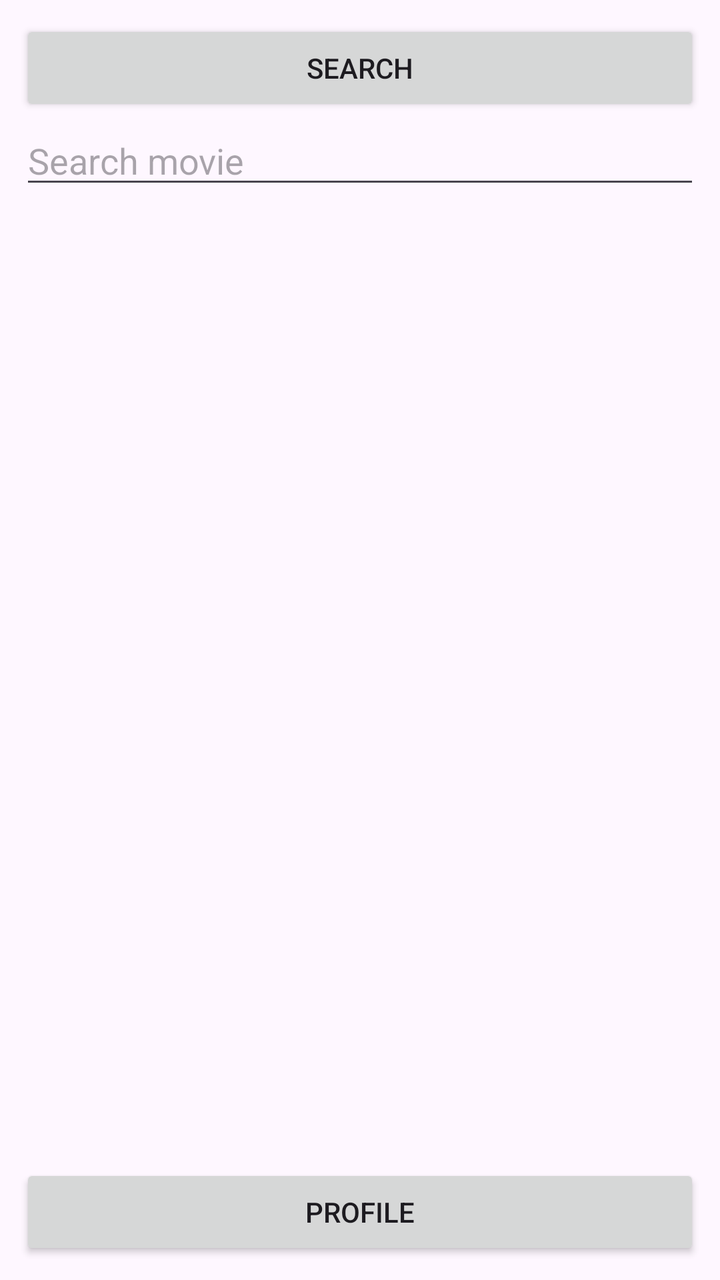
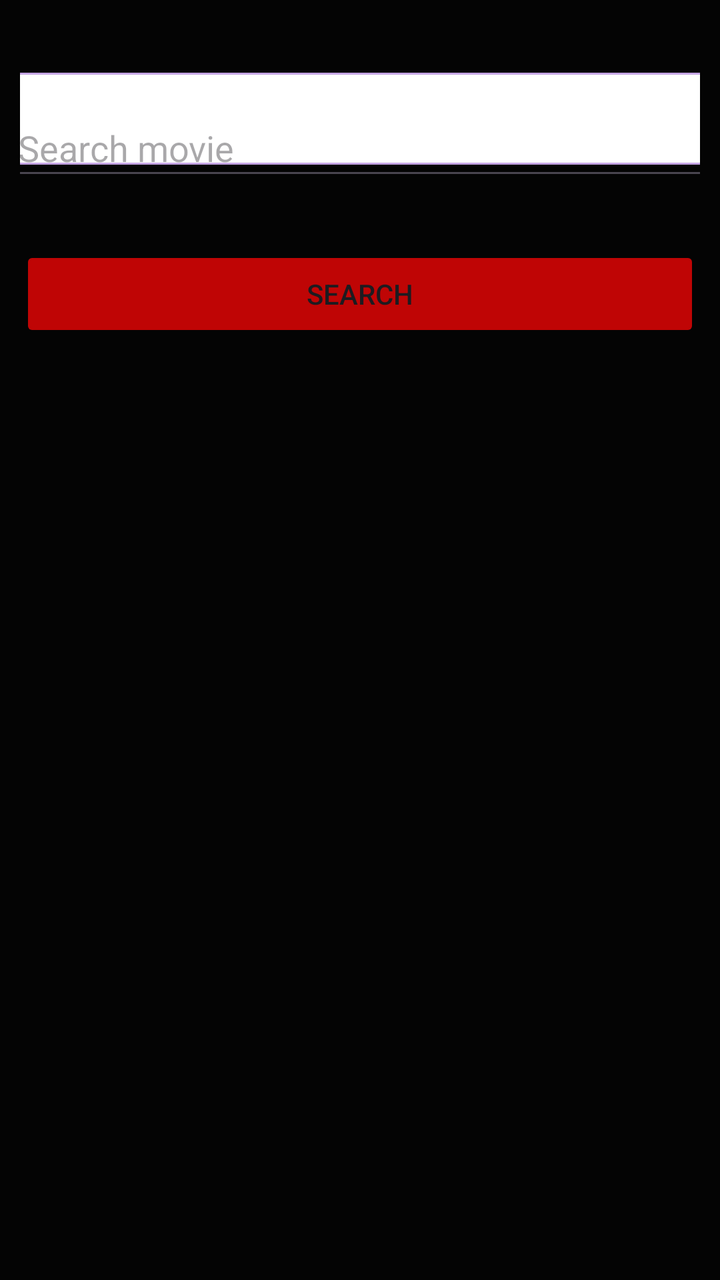

An Android layout rendered at two revisions. The XML below is the earlier revision; the diff shows what the commit changed to produce the second picture.
<!-- AndroidManifest.xml: application theme Theme.Flixgo -->
<!-- res/layout/activity_main.xml -->
<?xml version="1.0" encoding="utf-8"?>
<LinearLayout
    xmlns:android="http://schemas.android.com/apk/res/android"
    xmlns:app="http://schemas.android.com/apk/res-auto"
    android:layout_width="match_parent"
    android:layout_height="match_parent"
    android:orientation="vertical"
    android:padding="10dp">

    <Button
        android:id="@+id/btnSearch"
        android:layout_width="match_parent"
        android:layout_height="wrap_content"
        android:text="Search" />

    <EditText
        android:id="@+id/etSearch"
        android:layout_width="match_parent"
        android:layout_height="wrap_content"
        android:hint="Search movie" />

    <androidx.recyclerview.widget.RecyclerView
        android:id="@+id/recyclerMovies"
        android:layout_width="match_parent"
        android:layout_height="528dp"
        android:layout_weight="1" />

    <Button
        android:id="@+id/btnProfile"
        android:layout_width="match_parent"
        android:layout_height="wrap_content"
        android:text="Profile"/>

</LinearLayout>
<!-- resources referenced by this layout -->
<resources>
  <style name="Theme.Flixgo" parent="Base.Theme.Flixgo" />
  <style name="Base.Theme.Flixgo" parent="Theme.Material3.DayNight.NoActionBar">
          
          
      </style>
</resources>

<!-- the commit's change to res/layout/activity_main.xml (unified diff, before → after) -->
@@ -1,34 +1,58 @@
 <?xml version="1.0" encoding="utf-8"?>
-<LinearLayout
+<androidx.constraintlayout.widget.ConstraintLayout
     xmlns:android="http://schemas.android.com/apk/res/android"
     xmlns:app="http://schemas.android.com/apk/res-auto"
+    xmlns:tools="http://schemas.android.com/tools"
     android:layout_width="match_parent"
     android:layout_height="match_parent"
-    android:orientation="vertical"
+    android:background="#040404"
     android:padding="10dp">
 
     <Button
         android:id="@+id/btnSearch"
-        android:layout_width="match_parent"
+        android:layout_width="0dp"
         android:layout_height="wrap_content"
-        android:text="Search" />
+        android:layout_marginTop="28dp"
+        android:text="Search"
+        app:backgroundTint="#BF0505"
+        app:layout_constraintEnd_toEndOf="parent"
+        app:layout_constraintHorizontal_bias="0.0"
+        app:layout_constraintStart_toStartOf="parent"
+        app:layout_constraintTop_toBottomOf="@id/etSearch" />
+
+    <androidx.recyclerview.widget.RecyclerView
+        android:id="@+id/recyclerMovies"
+        android:layout_width="410dp"
+        android:layout_height="717dp"
+        android:layout_marginStart="12dp"
+        android:layout_marginTop="14dp"
+        app:layout_constraintBottom_toBottomOf="parent"
+        app:layout_constraintEnd_toEndOf="parent"
+        app:layout_constraintHorizontal_bias="0.042"
+        app:layout_constraintStart_toStartOf="parent"
+        app:layout_constraintTop_toBottomOf="@+id/btnSearch"
+        app:layout_constraintVertical_bias="0.061" />
+
+    <ImageView
+        android:id="@+id/imageView4"
+        android:layout_width="410dp"
+        android:layout_height="46dp"
+        app:layout_constraintBottom_toBottomOf="parent"
+        app:layout_constraintEnd_toEndOf="parent"
+        app:layout_constraintStart_toStartOf="parent"
+        app:layout_constraintTop_toTopOf="parent"
+        app:layout_constraintVertical_bias="0.046"
+        app:srcCompat="@drawable/et_rounded_bg" />
 
     <EditText
         android:id="@+id/etSearch"
-        android:layout_width="match_parent"
-        android:layout_height="wrap_content"
-        android:hint="Search movie" />
+        android:layout_width="351dp"
+        android:layout_height="45dp"
+        android:layout_marginTop="40dp"
+        android:hint="Search movie"
+        android:textColor="#020202"
+        app:layout_constraintEnd_toEndOf="parent"
+        app:layout_constraintStart_toStartOf="parent"
+        app:layout_constraintTop_toTopOf="parent" />
 
-    <androidx.recyclerview.widget.RecyclerView
-        android:id="@+id/recyclerMovies"
-        android:layout_width="match_parent"
-        android:layout_height="528dp"
-        android:layout_weight="1" />
-
-    <Button
-        android:id="@+id/btnProfile"
-        android:layout_width="match_parent"
-        android:layout_height="wrap_content"
-        android:text="Profile"/>
-
-</LinearLayout>
+</androidx.constraintlayout.widget.ConstraintLayout>
<!-- resource entries referenced after the edit -->
@@ -1,5 +1,12 @@
 <!-- resources referenced by this layout -->
 <resources>
+  <!-- drawable et_rounded_bg (drawable) -->
+  <shape xmlns:android="http://schemas.android.com/apk/res/android"
+      android:shape="rectangle">
+      <solid android:color="#FFFFFF" />
+      <stroke android:width="1dp" android:color="#C5A5E4" />
+      <corners android:radius="25dp" />
+  </shape>
   <style name="Theme.Flixgo" parent="Base.Theme.Flixgo" />
   <style name="Base.Theme.Flixgo" parent="Theme.Material3.DayNight.NoActionBar">
           
